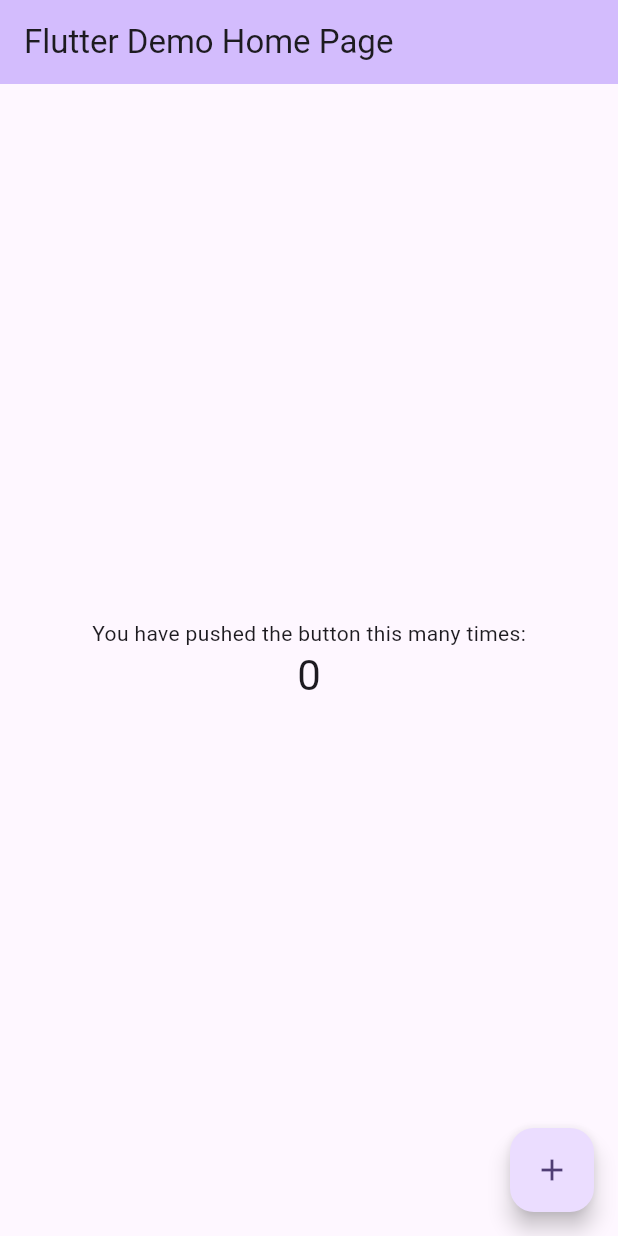
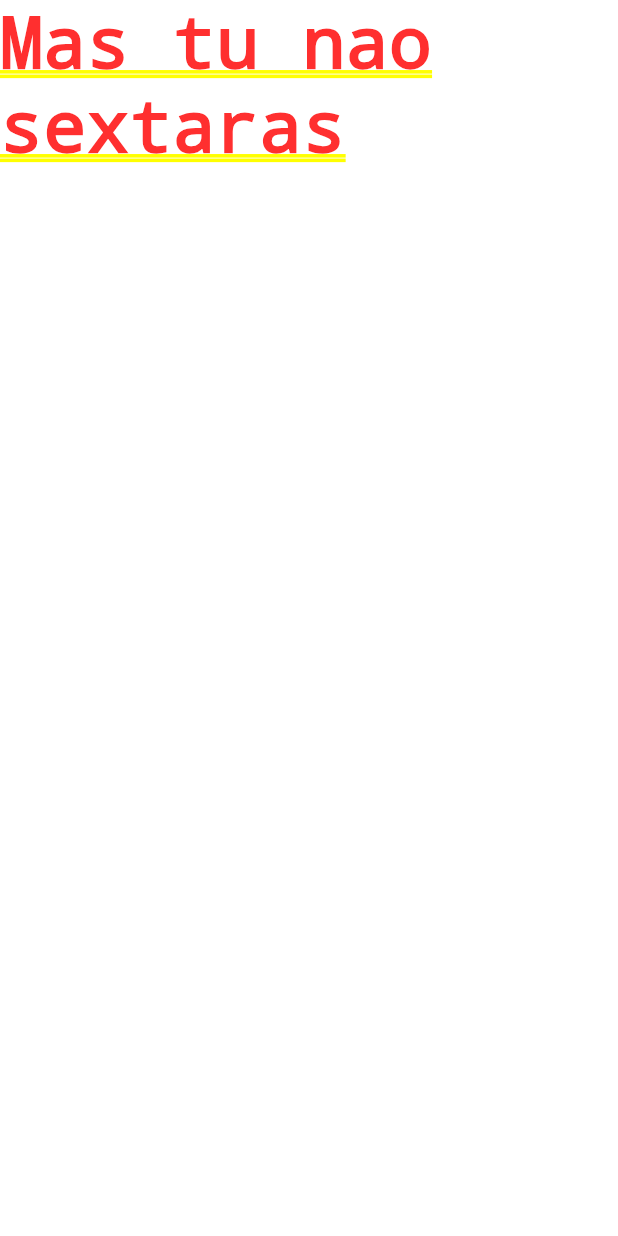
Before and after one commit to LetoBad/flutter1, a Flutter app: the screen it shows after launch, on a phone screen of 412 x 824 dp. Run offline on Flutter 3.47's test engine with Material 3 defaults, Android fonts, the phone set to English and light mode, and no system bars.

Commit message:
aula dia 09/08

```diff
--- a/lib/main.dart
+++ b/lib/main.dart
@@ -1,125 +1,17 @@
 import 'package:flutter/material.dart';
 
 void main() {
-  runApp(const MyApp());
+  runApp(const Sextou());
 }
 
-class MyApp extends StatelessWidget {
-  const MyApp({super.key});
+class Sextou extends StatelessWidget {
+  const Sextou({super.key});
 
-  // This widget is the root of your application.
   @override
   Widget build(BuildContext context) {
-    return MaterialApp(
-      title: 'Flutter Demo',
-      theme: ThemeData(
-        // This is the theme of your application.
-        //
-        // TRY THIS: Try running your application with "flutter run". You'll see
-        // the application has a purple toolbar. Then, without quitting the app,
-        // try changing the seedColor in the colorScheme below to Colors.green
-        // and then invoke "hot reload" (save your changes or press the "hot
-        // reload" button in a Flutter-supported IDE, or press "r" if you used
-        // the command line to start the app).
-        //
-        // Notice that the counter didn't reset back to zero; the application
-        // state is not lost during the reload. To reset the state, use hot
-        // restart instead.
-        //
-        // This works for code too, not just values: Most code changes can be
-        // tested with just a hot reload.
-        colorScheme: ColorScheme.fromSeed(seedColor: Colors.deepPurple),
-        useMaterial3: true,
-      ),
-      home: const MyHomePage(title: 'Flutter Demo Home Page'),
+    return const MaterialApp(
+      title: 'Sextoy',
+      home: Text('Mas tu nao sextaras'),color:Colors.teal ,
     );
   }
 }
-
-class MyHomePage extends StatefulWidget {
-  const MyHomePage({super.key, required this.title});
-
-  // This widget is the home page of your application. It is stateful, meaning
-  // that it has a State object (defined below) that contains fields that affect
-  // how it looks.
-
-  // This class is the configuration for the state. It holds the values (in this
-  // case the title) provided by the parent (in this case the App widget) and
-  // used by the build method of the State. Fields in a Widget subclass are
-  // always marked "final".
-
-  final String title;
-
-  @override
-  State<MyHomePage> createState() => _MyHomePageState();
-}
-
-class _MyHomePageState extends State<MyHomePage> {
-  int _counter = 0;
-
-  void _incrementCounter() {
-    setState(() {
-      // This call to setState tells the Flutter framework that something has
-      // changed in this State, which causes it to rerun the build method below
-      // so that the display can reflect the updated values. If we changed
-      // _counter without calling setState(), then the build method would not be
-      // called again, and so nothing would appear to happen.
-      _counter++;
-    });
-  }
-
-  @override
-  Widget build(BuildContext context) {
-    // This method is rerun every time setState is called, for instance as done
-    // by the _incrementCounter method above.
-    //
-    // The Flutter framework has been optimized to make rerunning build methods
-    // fast, so that you can just rebuild anything that needs updating rather
-    // than having to individually change instances of widgets.
-    return Scaffold(
-      appBar: AppBar(
-        // TRY THIS: Try changing the color here to a specific color (to
-        // Colors.amber, perhaps?) and trigger a hot reload to see the AppBar
-        // change color while the other colors stay the same.
-        backgroundColor: Theme.of(context).colorScheme.inversePrimary,
-        // Here we take the value from the MyHomePage object that was created by
-        // the App.build method, and use it to set our appbar title.
-        title: Text(widget.title),
-      ),
-      body: Center(
-        // Center is a layout widget. It takes a single child and positions it
-        // in the middle of the parent.
-        child: Column(
-          // Column is also a layout widget. It takes a list of children and
-          // arranges them vertically. By default, it sizes itself to fit its
-          // children horizontally, and tries to be as tall as its parent.
-          //
-          // Column has various properties to control how it sizes itself and
-          // how it positions its children. Here we use mainAxisAlignment to
-          // center the children vertically; the main axis here is the vertical
-          // axis because Columns are vertical (the cross axis would be
-          // horizontal).
-          //
-          // TRY THIS: Invoke "debug painting" (choose the "Toggle Debug Paint"
-          // action in the IDE, or press "p" in the console), to see the
-          // wireframe for each widget.
-          mainAxisAlignment: MainAxisAlignment.center,
-          children: <Widget>[
-            const Text(
-              'You have pushed the button this many times:',
-            ),
-            Text(
-              '$_counter',
-              style: Theme.of(context).textTheme.headlineMedium,
-            ),
-          ],
-        ),
-      ),
-      floatingActionButton: FloatingActionButton(
-        onPressed: _incrementCounter,
-        tooltip: 'Increment',
-        child: const Icon(Icons.add),
-      ), // This trailing comma makes auto-formatting nicer for build methods.
-    );
-  }
-}
```
